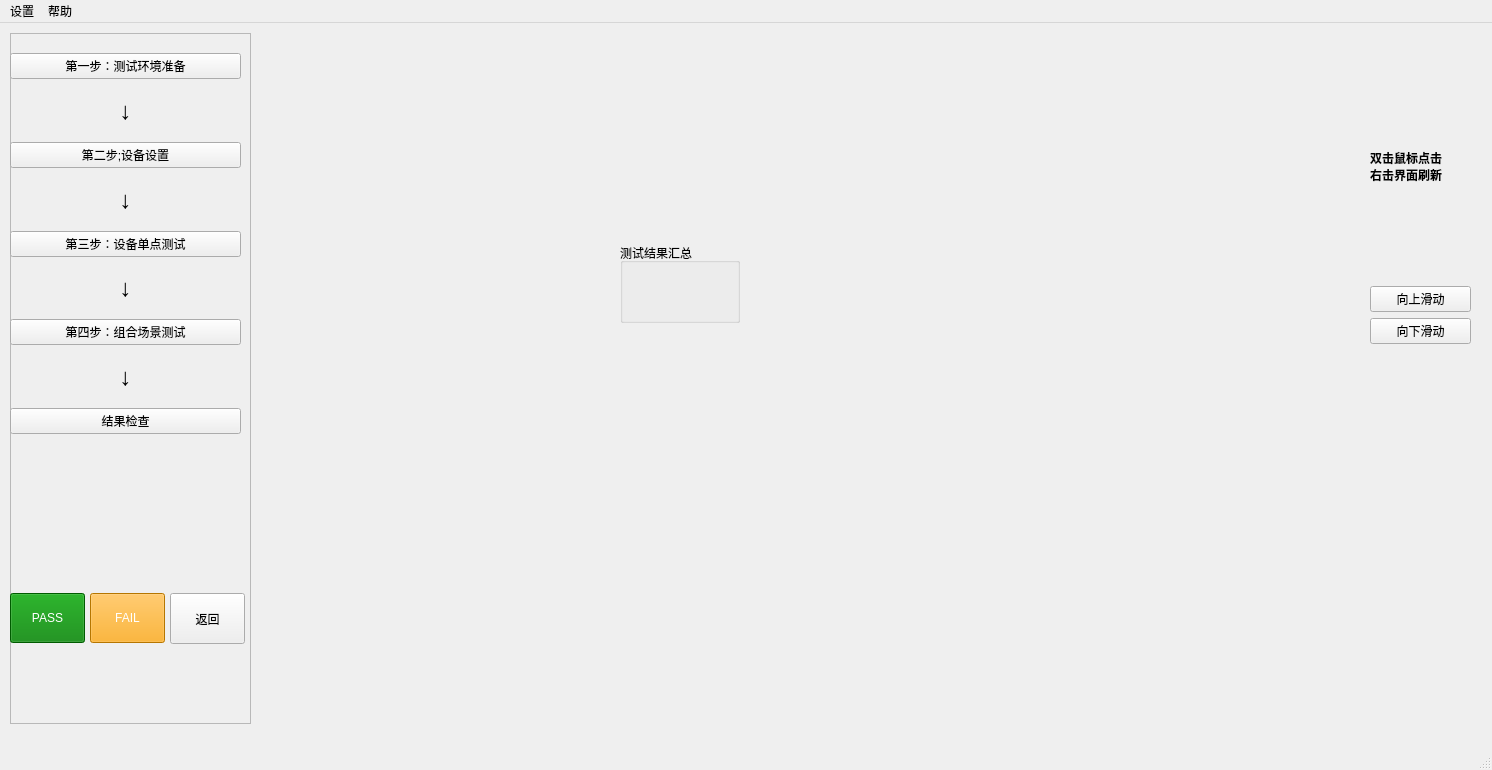
This is src/hotel/resource/nav_panel.ui in garyhuang2018/Test as Qt 5 draws it before an edit. The edited form follows.
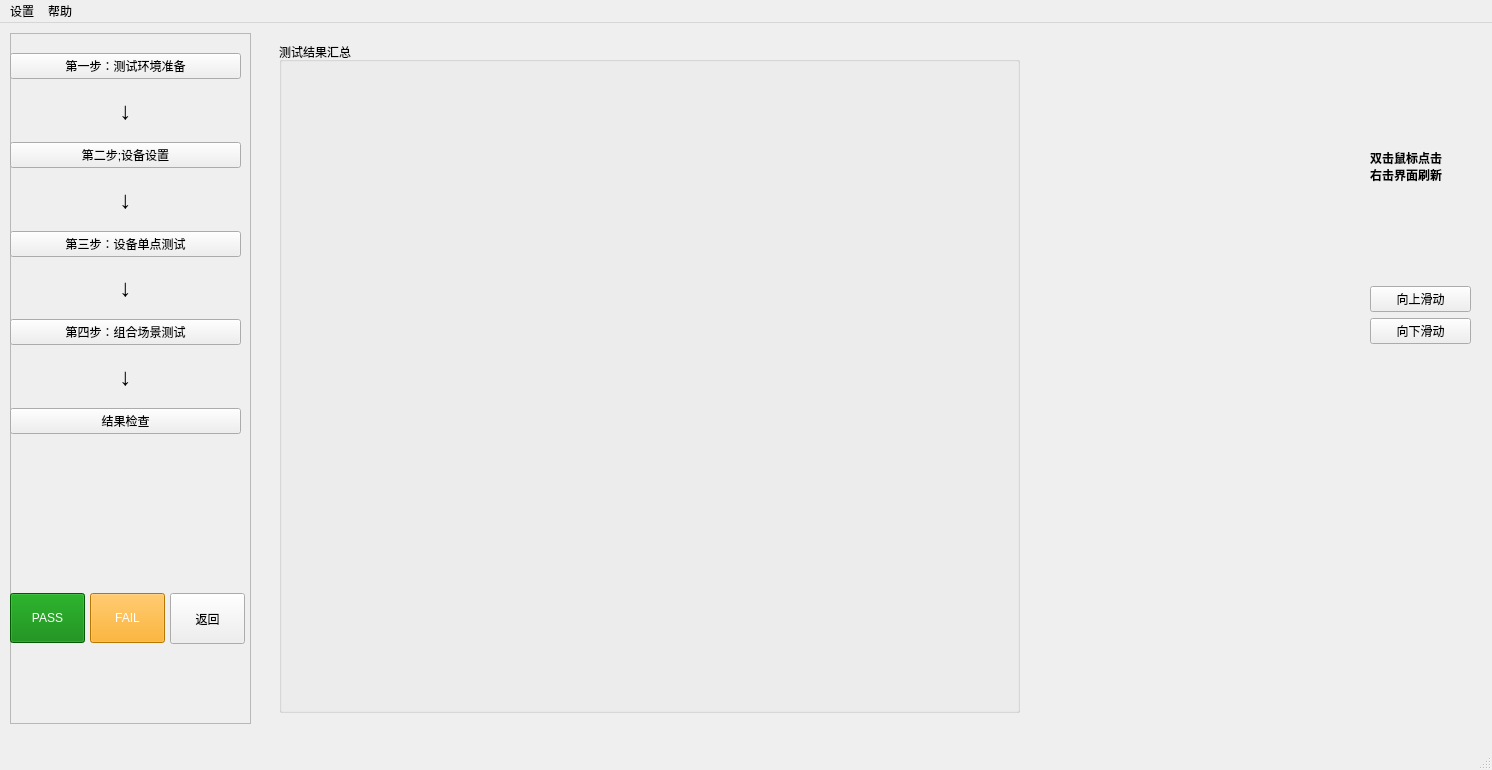
This is the edited form. The open tabs and pages were chosen to show the change.

Commit message: add methods to get room name and fix the weditor duplicated running issue

The edit to the form file:
```diff
--- a/src/hotel/resource/nav_panel.ui
+++ b/src/hotel/resource/nav_panel.ui
@@ -599,10 +599,10 @@
      <widget class="QGroupBox" name="groupBox_6">
       <property name="geometry">
        <rect>
-        <x>350</x>
-        <y>220</y>
-        <width>120</width>
-        <height>80</height>
+        <x>9</x>
+        <y>19</y>
+        <width>741</width>
+        <height>671</height>
        </rect>
       </property>
       <property name="title">
```
Left out of the diff: 2 changed lines with no effect on the pictures. The commit also changes 2 other files.
